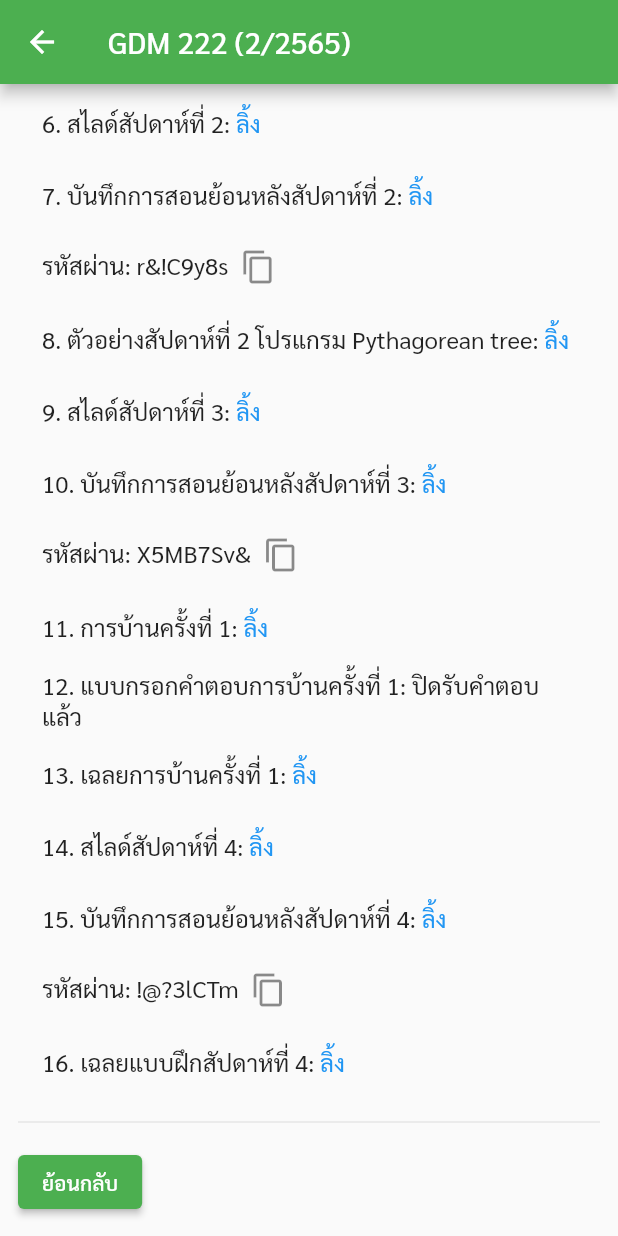
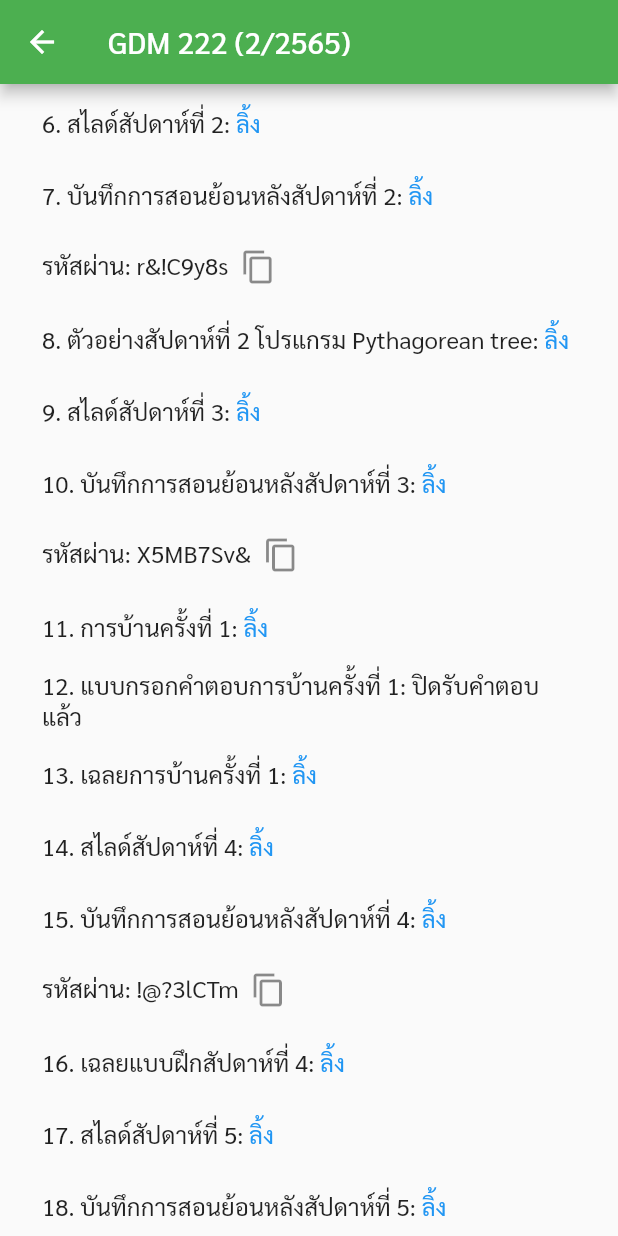
Before and after one commit to TDY2012/gdm222_2565_portal, a Flutter app: the GDM222Year65Screen screen opened by its route, scrolled down 835 dp, on a phone screen of 412 x 824 dp. Run offline on Flutter 3.47's test engine with Material 2 defaults, Android fonts, the light colour scheme and no system bars.

Commit message:
feat: Added 5th week resourses.

```diff
--- a/lib/gdm222/year65/home.dart
+++ b/lib/gdm222/year65/home.dart
@@ -600,6 +600,92 @@ class GDM222Year65Screen extends StatelessWidget {
                     ),
                     dense: true,
                   ),
+                  ListTile(
+                    title: RichText(
+                      text: TextSpan(
+                        children: [
+                          TextSpan(
+                            text: '17. สไลด์สัปดาห์ที่ 5: ',
+                            style: Theme.of(context).textTheme.titleMedium,
+                          ),
+                          TextSpan(
+                            text: 'ลิ้ง',
+                            style: Theme.of(context).textTheme.titleMedium!.copyWith(
+                              color: Theme.of(context).primaryColor
+                            ),
+                            recognizer: TapGestureRecognizer() .. onTap = () {
+                              launchUrl(
+                                Uri.parse('https://docs.google.com/presentation/d/1xVKh5cinynkdeDysKh4n4mesFZb6FEcFwKMvRv_3rqg/edit?usp=sharing')
+                              );
+                            },
+                          ),
+                        ]
+                      )
+                    ),
+                    dense: true,
+                  ),
+                  ListTile(
+                    title: RichText(
+                      text: TextSpan(
+                        children: [
+                          TextSpan(
+                            text: '18. บันทึกการสอนย้อนหลังสัปดาห์ที่ 5: ',
+                            style: Theme.of(context).textTheme.titleMedium,
+                          ),
+                          TextSpan(
+                            text: 'ลิ้ง ',
+                            style: Theme.of(context).textTheme.titleMedium!.copyWith(
+                              color: Theme.of(context).primaryColor
+                            ),
+                            recognizer: TapGestureRecognizer() .. onTap = () {
+                              launchUrl(
+                                Uri.parse('https://kmutt-ac-th.zoom.us/rec/share/Ekbic-biUO-OZl5gCAOlcEehCflzNjLF-W4Bj36Jhj2gBmENJAU6rqgK-I0aMtJU.7poAwVBMJ5Y9nZtE')
+                              );
+                            },
+                          ),
+                        ]
+                      )
+                    ),
+                    dense: true,
+                  ),
+                  ListTile(
+                    title: Wrap(
+                      spacing: DefaultPadding.GENERAL,
+                      children: [
+                          RichText(
+                          text: TextSpan(
+                            children: [
+                              TextSpan(
+                                text: r'รหัสผ่าน: s7wqP*$%',
+                                style: Theme.of(context).textTheme.titleMedium!
+                              ),
+                            ]
+                          )
+                        ),
+                        IconButton(
+                          onPressed: () {
+                            Clipboard.setData(
+                              const ClipboardData(text: r's7wqP*$%')
+                            ).then((_){
+                                ScaffoldMessenger.of(context).showSnackBar(
+                                  const SnackBar(
+                                    content: Text(
+                                      r"คัดลอกรหัสผ่าน s7wqP*$%"
+                                    )
+                                  )
+                                );
+                            });
+                          },
+                          padding: EdgeInsets.zero,
+                          constraints: const BoxConstraints(),
+                          icon: const Icon(
+                            Icons.content_copy,
+                          )
+                        ),
+                      ]
+                    ),
+                    dense: true,
+                  ),
                 ],
               ),
               const Divider(),
```
Also changed, not shown: 3 other files.
